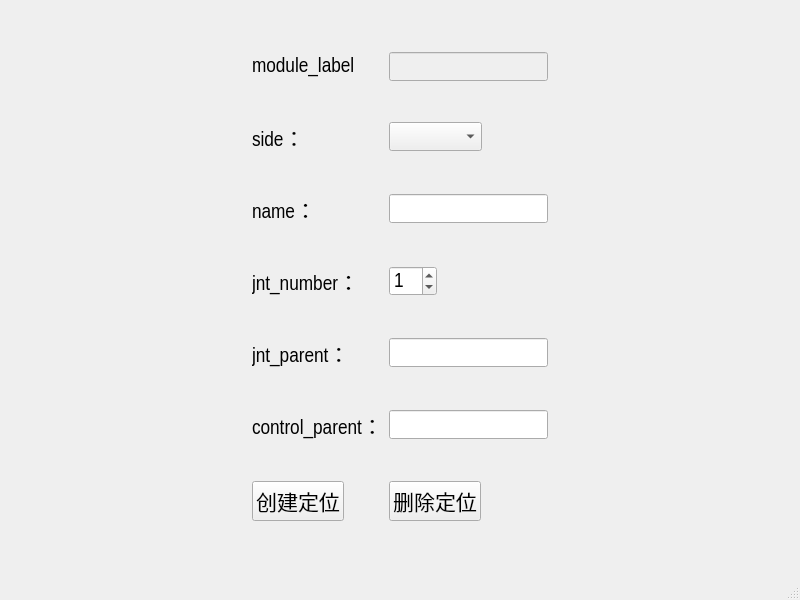
MuZiMuZi/muziToolset, file bind/ui/widget/base_ui.ui: the form before one commit.
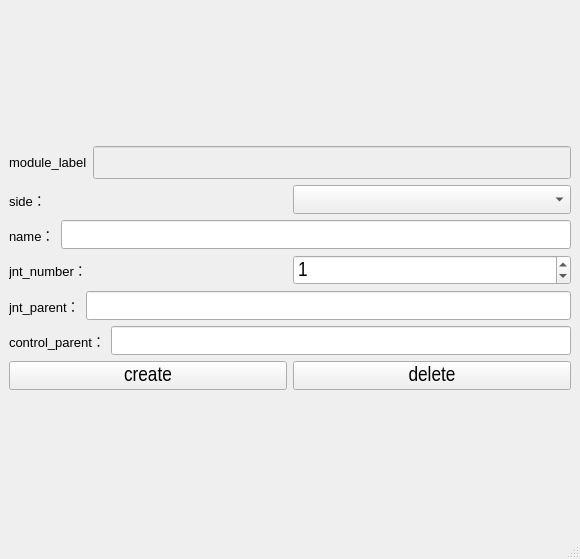
The form after the commit.

```diff
--- a/bind/ui/widget/base_ui.ui
+++ b/bind/ui/widget/base_ui.ui
@@ -6,136 +6,65 @@
    <rect>
     <x>0</x>
     <y>0</y>
-    <width>800</width>
-    <height>600</height>
+    <width>580</width>
+    <height>559</height>
    </rect>
   </property>
   <property name="windowTitle">
    <string>MainWindow</string>
   </property>
   <widget class="QWidget" name="centralwidget">
-   <layout class="QGridLayout" name="gridLayout">
-    <item row="0" column="0">
-     <widget class="QWidget" name="widget" native="true">
-      <property name="sizePolicy">
-       <sizepolicy hsizetype="Fixed" vsizetype="Preferred">
-        <horstretch>0</horstretch>
-        <verstretch>0</verstretch>
-       </sizepolicy>
-      </property>
+   <layout class="QVBoxLayout" name="verticalLayout_2">
+    <item>
+     <layout class="QVBoxLayout" name="verticalLayout">
+      <item>
+       <layout class="QHBoxLayout" name="horizontalLayout">
+        <item>
+         <widget class="QLabel" name="label">
       <property name="font">
        <font>
-        <family>Arial Narrow</family>
-        <pointsize>16</pointsize>
-       </font>
-      </property>
-      <layout class="QGridLayout" name="gridLayout_2">
-       <item row="1" column="1">
-        <widget class="QComboBox" name="side_cbox">
-         <property name="sizePolicy">
-          <sizepolicy hsizetype="Fixed" vsizetype="Fixed">
-           <horstretch>0</horstretch>
-           <verstretch>0</verstretch>
-          </sizepolicy>
-         </property>
-         <property name="font">
-          <font>
-           <family>Arial Narrow</family>
-           <pointsize>16</pointsize>
-           <weight>50</weight>
-           <bold>false</bold>
-          </font>
-         </property>
-        </widget>
-       </item>
-       <item row="3" column="0">
-        <widget class="QLabel" name="label_5">
-         <property name="sizePolicy">
-          <sizepolicy hsizetype="Fixed" vsizetype="Preferred">
-           <horstretch>0</horstretch>
-           <verstretch>0</verstretch>
-          </sizepolicy>
-         </property>
-         <property name="font">
-          <font>
-           <family>Arial Narrow</family>
-           <pointsize>16</pointsize>
-           <weight>50</weight>
-           <bold>false</bold>
-          </font>
-         </property>
+            <pointsize>10</pointsize>
+            <kerning>true</kerning>
+           </font>
+          </property>
+          <property name="contextMenuPolicy">
+           <enum>Qt::PreventContextMenu</enum>
+          </property>
+          <property name="layoutDirection">
+           <enum>Qt::LeftToRight</enum>
+          </property>
          <property name="text">
-          <string>jnt_number：</string>
-         </property>
-        </widget>
-       </item>
-       <item row="4" column="0">
-        <widget class="QLabel" name="label_6">
-         <property name="sizePolicy">
-          <sizepolicy hsizetype="Fixed" vsizetype="Preferred">
-           <horstretch>0</horstretch>
-           <verstretch>0</verstretch>
-          </sizepolicy>
-         </property>
-         <property name="font">
-          <font>
-           <family>Arial Narrow</family>
-           <pointsize>16</pointsize>
-           <weight>50</weight>
-           <bold>false</bold>
-          </font>
-         </property>
-         <property name="text">
-          <string>jnt_parent：</string>
-         </property>
-        </widget>
-       </item>
-       <item row="2" column="1">
-        <widget class="QLineEdit" name="name_edit">
-         <property name="sizePolicy">
-          <sizepolicy hsizetype="Fixed" vsizetype="Fixed">
-           <horstretch>0</horstretch>
-           <verstretch>0</verstretch>
-          </sizepolicy>
+           <string>module_label</string>
+          </property>
+          <property name="alignment">
+           <set>Qt::AlignLeading|Qt::AlignLeft|Qt::AlignVCenter</set>
+          </property>
+         </widget>
+        </item>
+        <item>
+         <widget class="QLineEdit" name="module_edit">
+          <property name="enabled">
+           <bool>false</bool>
          </property>
          <property name="font">
           <font>
-           <family>Arial Narrow</family>
            <pointsize>16</pointsize>
           </font>
          </property>
         </widget>
        </item>
-       <item row="4" column="1">
-        <widget class="QLineEdit" name="jnt_parent_edit">
-         <property name="sizePolicy">
-          <sizepolicy hsizetype="Fixed" vsizetype="Fixed">
-           <horstretch>0</horstretch>
-           <verstretch>0</verstretch>
-          </sizepolicy>
-         </property>
-         <property name="font">
-          <font>
-           <family>Arial Narrow</family>
-           <pointsize>16</pointsize>
-          </font>
-         </property>
-        </widget>
-       </item>
-       <item row="1" column="0">
+       </layout>
+      </item>
+      <item>
+       <layout class="QHBoxLayout" name="horizontalLayout_2">
+        <item>
         <widget class="QLabel" name="side_label">
-         <property name="sizePolicy">
-          <sizepolicy hsizetype="Fixed" vsizetype="Fixed">
-           <horstretch>0</horstretch>
-           <verstretch>0</verstretch>
-          </sizepolicy>
-         </property>
          <property name="font">
           <font>
-           <family>Arial Narrow</family>
-           <pointsize>16</pointsize>
+            <pointsize>10</pointsize>
            <weight>50</weight>
            <bold>false</bold>
+            <kerning>true</kerning>
           </font>
          </property>
          <property name="focusPolicy">
@@ -155,14 +84,8 @@
          </property>
         </widget>
        </item>
-       <item row="5" column="0">
-        <widget class="QLabel" name="label_7">
-         <property name="sizePolicy">
-          <sizepolicy hsizetype="Fixed" vsizetype="Preferred">
-           <horstretch>0</horstretch>
-           <verstretch>0</verstretch>
-          </sizepolicy>
-         </property>
+        <item>
+         <widget class="QComboBox" name="side_cbox">
          <property name="font">
           <font>
            <family>Arial Narrow</family>
@@ -171,40 +94,70 @@
            <bold>false</bold>
           </font>
          </property>
-         <property name="text">
-          <string>control_parent：</string>
-         </property>
-        </widget>
-       </item>
-       <item row="2" column="0">
+         </widget>
+        </item>
+       </layout>
+      </item>
+      <item>
+       <layout class="QHBoxLayout" name="horizontalLayout_3">
+        <item>
         <widget class="QLabel" name="label_4">
-         <property name="sizePolicy">
-          <sizepolicy hsizetype="Fixed" vsizetype="Preferred">
-           <horstretch>0</horstretch>
-           <verstretch>0</verstretch>
-          </sizepolicy>
-         </property>
          <property name="font">
           <font>
-           <family>Arial Narrow</family>
-           <pointsize>16</pointsize>
+            <pointsize>10</pointsize>
            <weight>50</weight>
            <bold>false</bold>
-          </font>
-         </property>
+            <kerning>true</kerning>
+           </font>
+          </property>
+          <property name="layoutDirection">
+           <enum>Qt::LeftToRight</enum>
+          </property>
          <property name="text">
           <string>name：</string>
          </property>
-        </widget>
-       </item>
-       <item row="3" column="1">
+          <property name="alignment">
+           <set>Qt::AlignLeading|Qt::AlignLeft|Qt::AlignVCenter</set>
+          </property>
+         </widget>
+        </item>
+        <item>
+         <widget class="QLineEdit" name="name_edit">
+          <property name="font">
+           <font>
+            <family>Arial Narrow</family>
+            <pointsize>16</pointsize>
+           </font>
+          </property>
+         </widget>
+        </item>
+       </layout>
+      </item>
+      <item>
+       <layout class="QHBoxLayout" name="horizontalLayout_4">
+        <item>
+         <widget class="QLabel" name="label_5">
+          <property name="font">
+           <font>
+            <pointsize>10</pointsize>
+            <weight>50</weight>
+            <bold>false</bold>
+            <kerning>true</kerning>
+           </font>
+          </property>
+          <property name="layoutDirection">
+           <enum>Qt::LeftToRight</enum>
+          </property>
+          <property name="text">
+           <string>jnt_number：</string>
+          </property>
+          <property name="alignment">
+           <set>Qt::AlignLeading|Qt::AlignLeft|Qt::AlignVCenter</set>
+          </property>
+         </widget>
+        </item>
+        <item>
         <widget class="QSpinBox" name="jnt_number_sbox">
-         <property name="sizePolicy">
-          <sizepolicy hsizetype="Fixed" vsizetype="Fixed">
-           <horstretch>0</horstretch>
-           <verstretch>0</verstretch>
-          </sizepolicy>
-         </property>
          <property name="font">
           <font>
            <family>Arial Narrow</family>
@@ -216,14 +169,68 @@
          </property>
         </widget>
        </item>
-       <item row="5" column="1">
+       </layout>
+      </item>
+      <item>
+       <layout class="QHBoxLayout" name="horizontalLayout_5">
+        <item>
+         <widget class="QLabel" name="label_6">
+          <property name="font">
+           <font>
+            <pointsize>10</pointsize>
+            <weight>50</weight>
+            <bold>false</bold>
+            <kerning>true</kerning>
+           </font>
+          </property>
+          <property name="layoutDirection">
+           <enum>Qt::LeftToRight</enum>
+          </property>
+          <property name="text">
+           <string>jnt_parent：</string>
+          </property>
+          <property name="alignment">
+           <set>Qt::AlignLeading|Qt::AlignLeft|Qt::AlignVCenter</set>
+          </property>
+         </widget>
+        </item>
+        <item>
+         <widget class="QLineEdit" name="jnt_parent_edit">
+          <property name="font">
+           <font>
+            <family>Arial Narrow</family>
+            <pointsize>16</pointsize>
+           </font>
+          </property>
+         </widget>
+        </item>
+       </layout>
+      </item>
+      <item>
+       <layout class="QHBoxLayout" name="horizontalLayout_6">
+        <item>
+         <widget class="QLabel" name="label_7">
+          <property name="font">
+           <font>
+            <pointsize>10</pointsize>
+            <weight>50</weight>
+            <bold>false</bold>
+            <kerning>true</kerning>
+           </font>
+          </property>
+          <property name="layoutDirection">
+           <enum>Qt::LeftToRight</enum>
+          </property>
+          <property name="text">
+           <string>control_parent：</string>
+          </property>
+          <property name="alignment">
+           <set>Qt::AlignLeading|Qt::AlignLeft|Qt::AlignVCenter</set>
+          </property>
+         </widget>
+        </item>
+        <item>
         <widget class="QLineEdit" name="control_parent_edit">
-         <property name="sizePolicy">
-          <sizepolicy hsizetype="Fixed" vsizetype="Fixed">
-           <horstretch>0</horstretch>
-           <verstretch>0</verstretch>
-          </sizepolicy>
-         </property>
          <property name="font">
           <font>
            <family>Arial Narrow</family>
@@ -232,14 +239,12 @@
          </property>
         </widget>
        </item>
-       <item row="6" column="0">
+       </layout>
+      </item>
+      <item>
+       <layout class="QHBoxLayout" name="horizontalLayout_7">
+        <item>
         <widget class="QPushButton" name="create_btn">
-         <property name="sizePolicy">
-          <sizepolicy hsizetype="Fixed" vsizetype="Fixed">
-           <horstretch>0</horstretch>
-           <verstretch>0</verstretch>
-          </sizepolicy>
-         </property>
          <property name="font">
           <font>
            <family>Arial Narrow</family>
@@ -247,14 +252,14 @@
           </font>
          </property>
          <property name="text">
-          <string>创建定位</string>
+           <string>create</string>
          </property>
         </widget>
        </item>
-       <item row="6" column="1">
+        <item>
         <widget class="QPushButton" name="delete_btn">
          <property name="sizePolicy">
-          <sizepolicy hsizetype="Fixed" vsizetype="Fixed">
+           <sizepolicy hsizetype="Minimum" vsizetype="Fixed">
            <horstretch>0</horstretch>
            <verstretch>0</verstretch>
           </sizepolicy>
@@ -266,32 +271,13 @@
           </font>
          </property>
          <property name="text">
-          <string>删除定位</string>
+           <string>delete</string>
          </property>
         </widget>
        </item>
-       <item row="0" column="0">
-        <widget class="QLabel" name="label">
-         <property name="contextMenuPolicy">
-          <enum>Qt::PreventContextMenu</enum>
-         </property>
-         <property name="layoutDirection">
-          <enum>Qt::LeftToRight</enum>
-         </property>
-         <property name="text">
-          <string>module_label</string>
-         </property>
-        </widget>
-       </item>
-       <item row="0" column="1">
-        <widget class="QLineEdit" name="module_edit">
-         <property name="enabled">
-          <bool>false</bool>
-         </property>
-        </widget>
-       </item>
-      </layout>
-     </widget>
+       </layout>
+      </item>
+     </layout>
     </item>
    </layout>
   </widget>
```
Left out of the diff: 2 changed lines with no effect on the pictures. Lines whose indentation alone changed are shown as unchanged.
